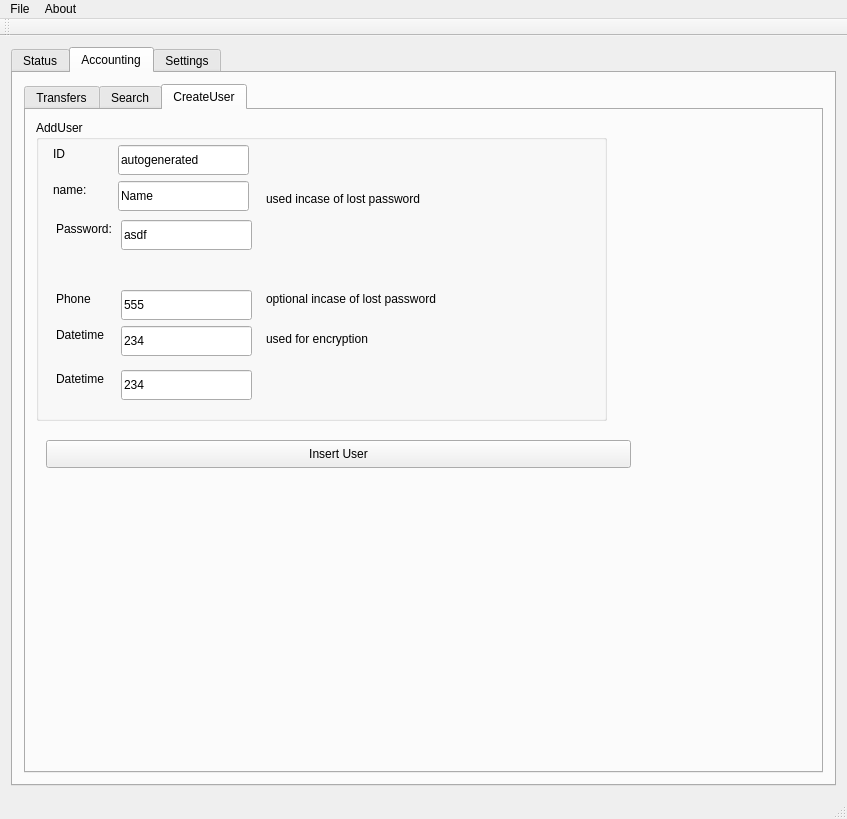
Old version of the form qtCoin/mainwindow.ui in the repository netpipe/EcoCoin.
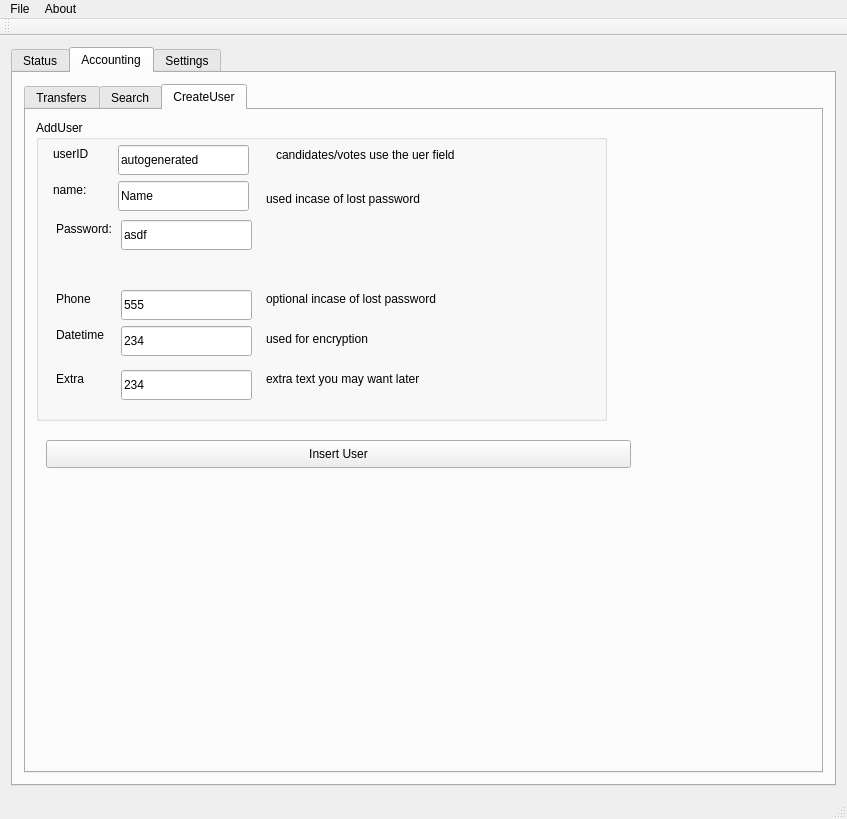
New version of the form. The open tabs and pages were chosen to show the change.

```diff
--- a/qtCoin/mainwindow.ui
+++ b/qtCoin/mainwindow.ui
@@ -367,12 +367,12 @@
               <rect>
                <x>17</x>
                <y>25</y>
-               <width>16</width>
+               <width>61</width>
                <height>18</height>
               </rect>
              </property>
              <property name="text">
-              <string>ID</string>
+              <string>userID</string>
              </property>
             </widget>
             <widget class="QLineEdit" name="lineEditAge">
@@ -541,7 +541,7 @@
               </rect>
              </property>
              <property name="text">
-              <string>Datetime</string>
+              <string>Extra</string>
              </property>
             </widget>
             <widget class="QLineEdit" name="lineEditClass_2">
@@ -557,6 +557,32 @@
               <string>234</string>
              </property>
             </widget>
+            <widget class="QLabel" name="label_36">
+             <property name="geometry">
+              <rect>
+               <x>240</x>
+               <y>20</y>
+               <width>271</width>
+               <height>30</height>
+              </rect>
+             </property>
+             <property name="text">
+              <string>candidates/votes use the uer field</string>
+             </property>
+            </widget>
+            <widget class="QLabel" name="label_37">
+             <property name="geometry">
+              <rect>
+               <x>230</x>
+               <y>250</y>
+               <width>181</width>
+               <height>18</height>
+              </rect>
+             </property>
+             <property name="text">
+              <string>extra text you may want later</string>
+             </property>
+            </widget>
            </widget>
            <widget class="QPushButton" name="pushButtonInsertUser">
             <property name="geometry">
```
Left out of the diff: 23 changed lines with no effect on the pictures.
